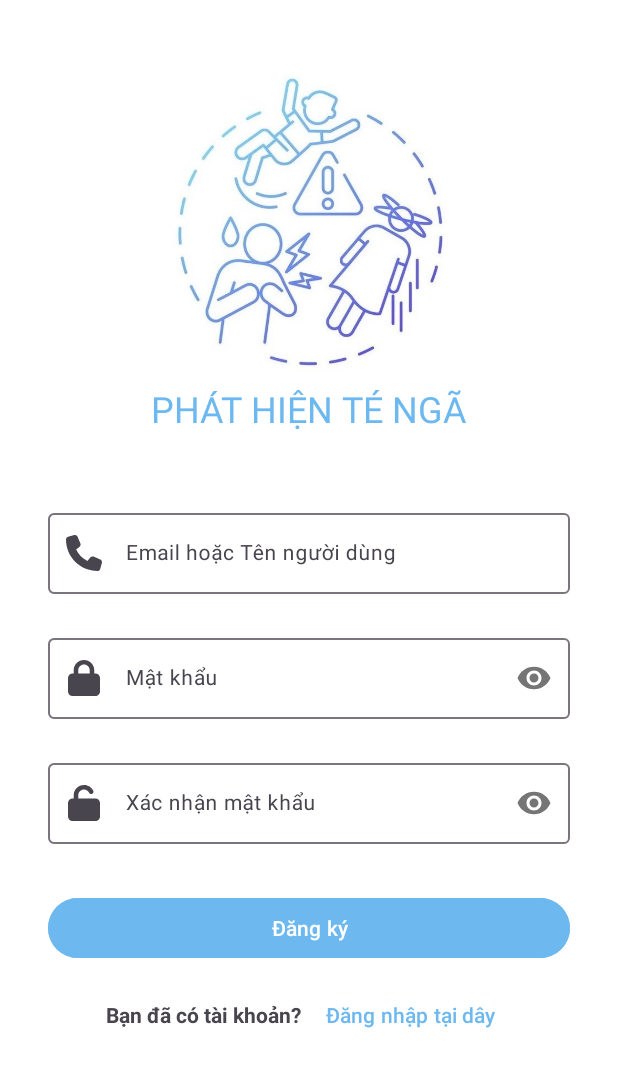
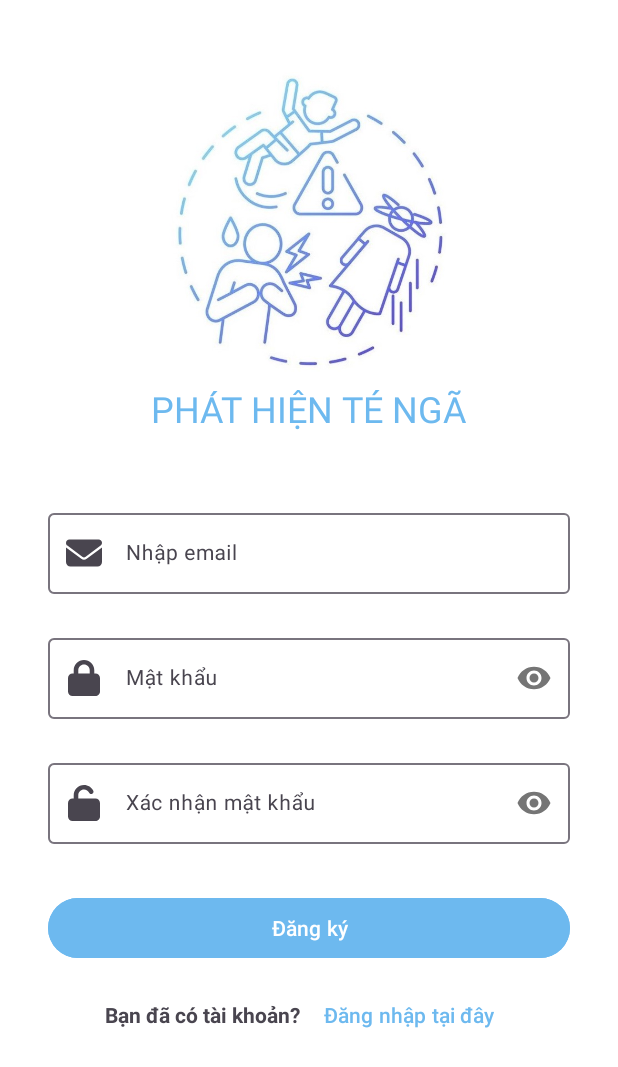
Before and after one commit to TraMyNguyen39/fall-detection, an Android app: the SignUpFragment screen opened through its navigation route, on a phone screen of 412 x 824 dp. Shown: the top 1067 px of the screen. Run offline under Robolectric (Android 15) with nearby library versions, the phone set to English and light mode, and no system bars; our stand-ins replace Firebase (no records; nobody signed in at launch, a user with empty details on screens opened directly).

Commit message:
update phone icon to email icon

```diff
--- a/app/src/main/res/layout/fragment_login.xml
+++ b/app/src/main/res/layout/fragment_login.xml
@@ -46,7 +46,7 @@
             app:layout_constraintEnd_toEndOf="parent"
             app:layout_constraintStart_toStartOf="parent"
             app:layout_constraintTop_toBottomOf="@+id/label_require_validation"
-            app:startIconDrawable="@drawable/ic_phone">
+            app:startIconDrawable="@drawable/ic_email">
 
             <com.google.android.material.textfield.TextInputEditText
                 android:id="@+id/edit_email_username"
--- a/app/src/main/res/layout/fragment_signup.xml
+++ b/app/src/main/res/layout/fragment_signup.xml
@@ -25,11 +25,11 @@
         android:layout_marginStart="@dimen/margin_32"
         android:layout_marginTop="@dimen/margin_48"
         android:layout_marginEnd="32dp"
-        android:hint="@string/txt_login_mobile_username"
+        android:hint="@string/txt_enter_email"
         app:layout_constraintEnd_toEndOf="parent"
         app:layout_constraintStart_toStartOf="parent"
         app:layout_constraintTop_toBottomOf="@+id/label_require_validation"
-        app:startIconDrawable="@drawable/ic_phone">
+        app:startIconDrawable="@drawable/ic_email">
 
         <com.google.android.material.textfield.TextInputEditText
             android:id="@+id/edit_signup_mobile_username"
--- a/app/src/main/res/values/strings.xml
+++ b/app/src/main/res/values/strings.xml
@@ -10,7 +10,7 @@
     <string name="txt_dont_have_an_account">Chưa có tài khoản?</string>
     <string name="txt_have_an_account">Bạn đã có tài khoản?</string>
     <string name="txt_sign_up_here">Đăng ký tại đây</string>
-    <string name="txt_sign_in_here">Đăng nhập tại dây</string>
+    <string name="txt_sign_in_here">Đăng nhập tại đây</string>
     <string name="txt_confirm_password">Xác nhận mật khẩu</string>
     <string name="txt_dangerous">KHẨN CẤP</string>
     <string name="txt_someone_has_fallen">Đã phát hiện Trương Thoại Vỹ bị ngã</string>
```
